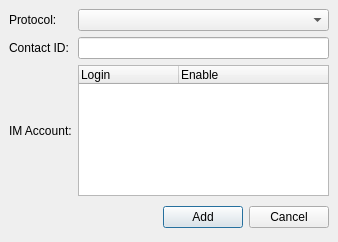
Old version of the form wengophone/src/presentation/qt/imcontact/AddIMContact.ui in the repository tkrotoff/WengoPhone.
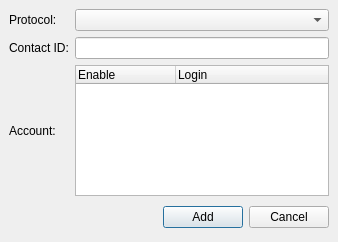
New version of the form.

Commit message: - QtProfileDetails now takes UserProfile for its constructor. - QtAddIMContact now associates an IMContact with a IMAccount - New icon protocols/sip.png

What changed in the file:
```diff
--- a/wengophone/src/presentation/qt/imcontact/AddIMContact.ui
+++ b/wengophone/src/presentation/qt/imcontact/AddIMContact.ui
@@ -45,7 +45,7 @@
    <item row="2" column="0" >
     <widget class="QLabel" name="label_2" >
      <property name="text" >
-      <string>IM Account:</string>
+      <string>Account:</string>
      </property>
     </widget>
    </item>
@@ -53,12 +53,12 @@
     <widget class="QTreeWidget" name="treeWidget" >
      <column>
       <property name="text" >
-       <string>Login</string>
+       <string>Enable</string>
       </property>
      </column>
      <column>
       <property name="text" >
-       <string>Enable</string>
+       <string>Login</string>
       </property>
      </column>
     </widget>
```
Left out of the diff: 2 changed lines with no effect on the pictures. The commit also changes 15 other files.
